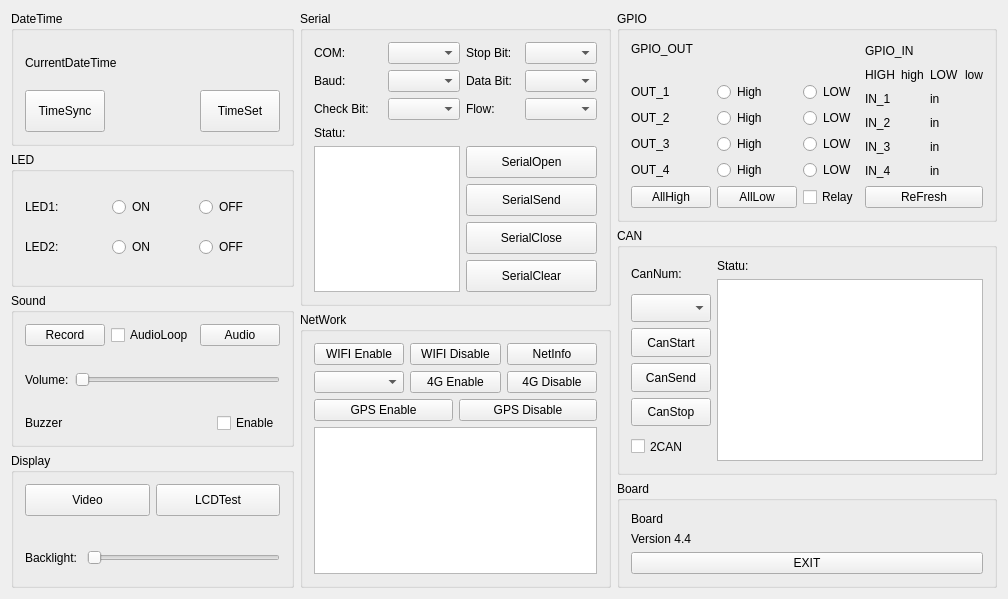
Old version of the form mainwindow.ui in the repository Chipsee/hardwaretest.
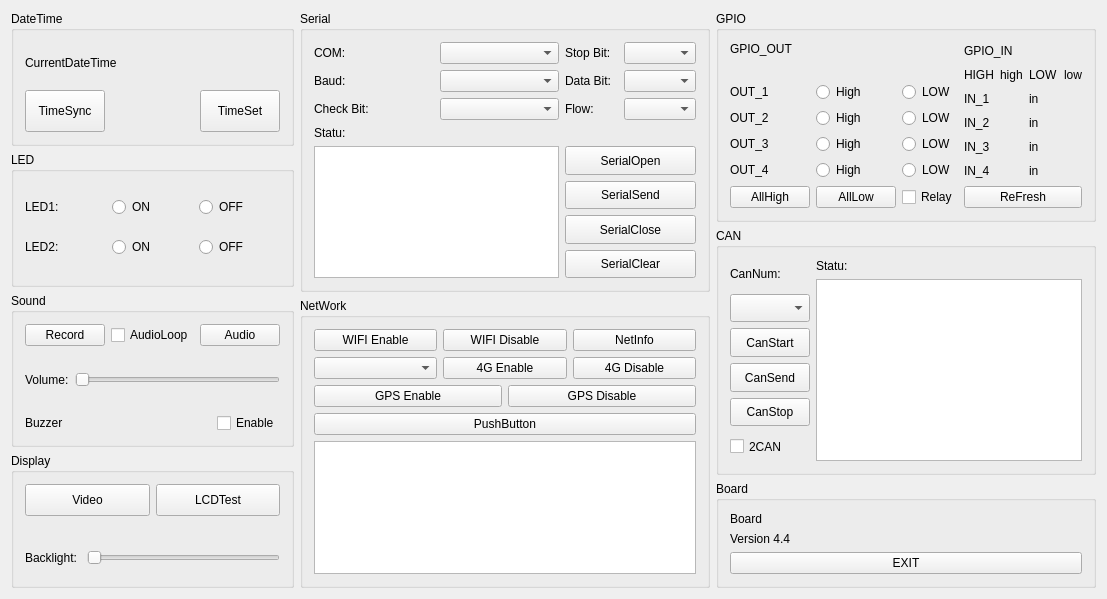
New version of the form.

```diff
--- a/mainwindow.ui
+++ b/mainwindow.ui
@@ -6,7 +6,7 @@
    <rect>
     <x>0</x>
     <y>0</y>
-    <width>1008</width>
+    <width>1107</width>
     <height>599</height>
    </rect>
   </property>
@@ -695,9 +695,16 @@
            </item>
           </layout>
          </item>
-         <item row="1" column="0">
+         <item row="2" column="0">
           <widget class="QTextBrowser" name="textBrowser_network_text"/>
          </item>
+         <item row="1" column="0">
+          <widget class="QPushButton" name="pushButton_AllTest">
+           <property name="text">
+            <string>PushButton</string>
+           </property>
+          </widget>
+         </item>
         </layout>
        </widget>
       </item>
```
Left out of the diff: 6 changed lines with no effect on the pictures.
